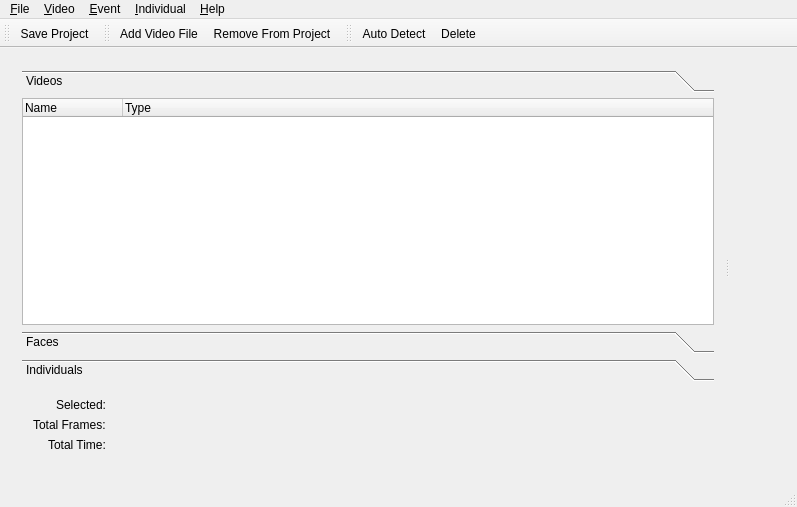
This is application/gui/mainwindow.ui in BioFoV/BioFoV as Qt 5 draws it before an edit. The edited form follows.
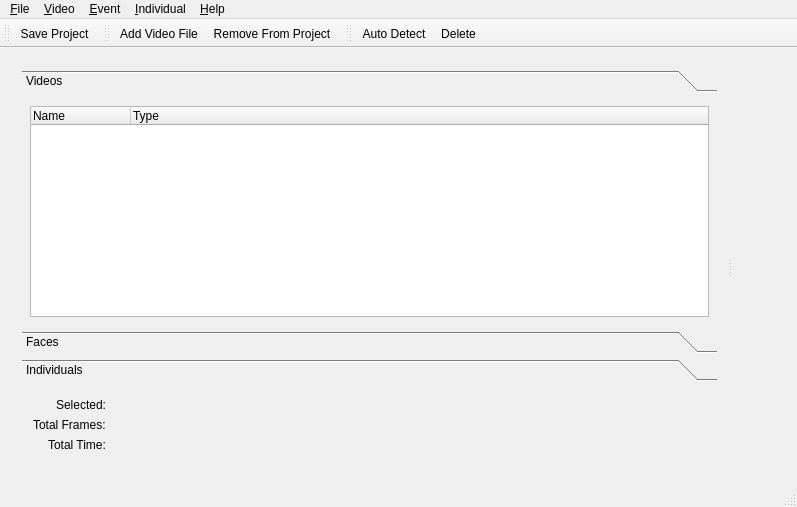
This is the edited form. The open tabs and pages were chosen to show the change. Custom widgets are drawn as their Qt base class.

What changed in the file:
```diff
--- a/application/gui/mainwindow.ui
+++ b/application/gui/mainwindow.ui
@@ -41,16 +41,16 @@
            </attribute>
            <layout class="QVBoxLayout" name="verticalLayout">
             <property name="leftMargin">
-             <number>0</number>
+             <number>8</number>
             </property>
             <property name="topMargin">
-             <number>0</number>
+             <number>8</number>
             </property>
             <property name="rightMargin">
-             <number>0</number>
+             <number>8</number>
             </property>
             <property name="bottomMargin">
-             <number>0</number>
+             <number>8</number>
             </property>
             <item>
              <widget class="QTreeWidget" name="videoList">
```
Left out of the diff: 18 changed lines with no effect on the pictures.
